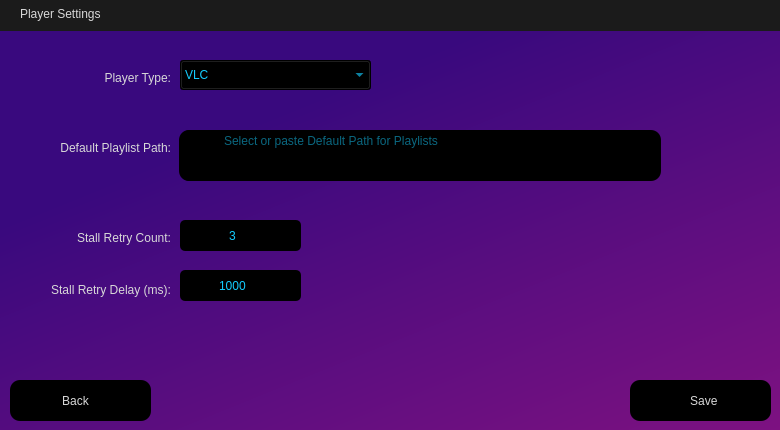
This is assets/PlayerSettings.ui in ifreddyrod/SpyderPlayer as Qt 5 draws it before an edit. The edited form follows.
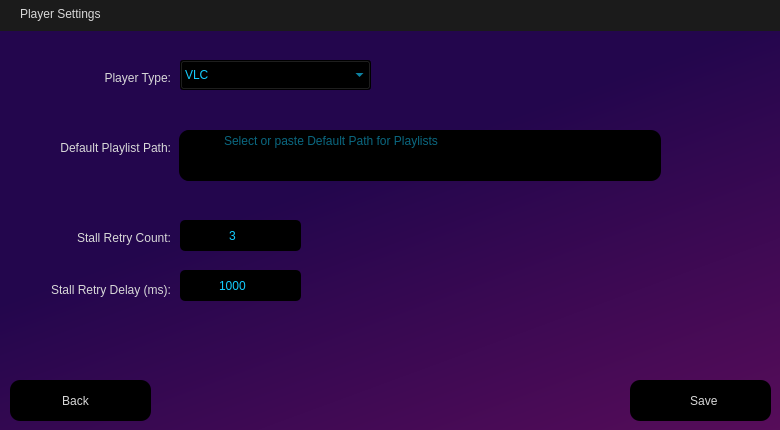
This is the edited form. Icons and pictures are not drawn.

Commit message: - Fixed bug with slider movement not stopping the StalledVideoTimer causing retries after new position - Darkened the background for all settings screens - Added some hooks for potential FFmpeg video player

What changed in the file:
```diff
--- a/assets/PlayerSettings.ui
+++ b/assets/PlayerSettings.ui
@@ -194,7 +194,10 @@
     </rect>
    </property>
    <property name="styleSheet">
-    <string notr="true">background-color: qlineargradient(spread:pad, x1:0.369, y1:0.182, x2:1, y2:1, stop:0 rgba(57, 9, 126, 255), stop:1 rgba(129, 18, 129, 255));</string>
+    <string notr="true">/*background-color: qlineargradient(spread:pad, x1:0.369, y1:0.182, x2:1, y2:1, stop:0 rgba(57, 9, 126, 255), stop:1 rgba(129, 18, 129, 255));*/
+/*background-color: qlineargradient(spread:pad, x1:0.369, y1:0.182, x2:1, y2:1, stop:0 rgba(57, 9, 126, 255), stop:1 rgba(40, 0, 43, 255));*/
+
+background-color: qlineargradient(spread:pad, x1:0.506931, y1:0.295636, x2:1, y2:1, stop:0 rgba(35, 6, 77, 255), stop:1 rgba(90, 13, 90, 255));</string>
    </property>
   </widget>
   <widget class="QTextEdit" name="PlaylistPath_textedit">
```
The commit also changes 12 other files.
